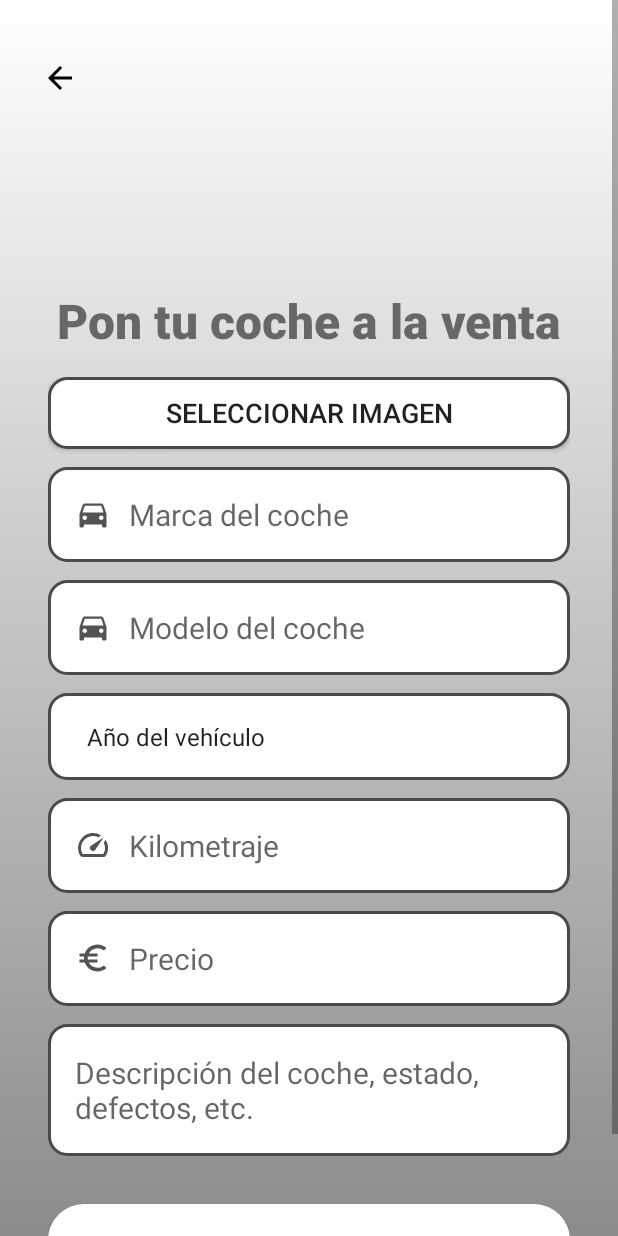
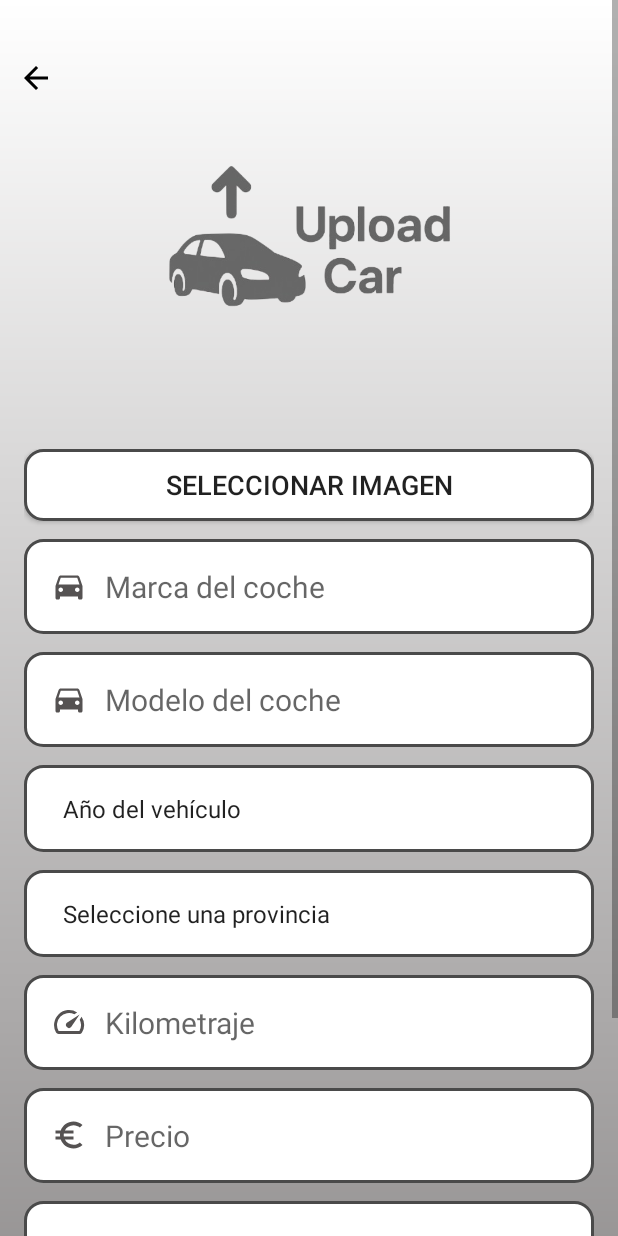
Before and after one commit to DomiHub/InstantCars, an Android app built with Jetpack Compose: the FormCocheActivity screen opened directly, with no data from a screen before it, on a phone screen of 412 x 824 dp. Run offline under Robolectric (Android 15) with nearby library versions, the phone set to English and light mode, and no system bars; our stand-ins replace Firebase (no records; nobody signed in at launch, a user with empty details on screens opened directly).

Commit message:
Mejoras generales, filtro completo y ubicación

```diff
--- a/app/src/main/java/com/domingo/instantcars/FormCocheActivity.kt
+++ b/app/src/main/java/com/domingo/instantcars/FormCocheActivity.kt
@@ -28,6 +28,7 @@ class FormCocheActivity : AppCompatActivity() {
     private lateinit var priceEditText: EditText
     private lateinit var descriptionEditText: EditText
     private lateinit var selectImageButton: Button
+    private lateinit var ubispinner: Spinner
     private lateinit var previewImageView: ImageView
     private lateinit var registerCarButton: Button
 
@@ -60,21 +61,43 @@ class FormCocheActivity : AppCompatActivity() {
         selectImageButton = findViewById(R.id.button_select_image)
         previewImageView = findViewById(R.id.preview_image)
         registerCarButton = findViewById(R.id.button_register_car)
+        ubispinner = findViewById(R.id.ubi_spinner)
 
         // Llenar el Spinner con los años en orden descendente
         val currentYear = java.util.Calendar.getInstance().get(java.util.Calendar.YEAR)
         val years = (2000..currentYear).map { it.toString() }.reversed() // Orden descendente
 
-        // Agregar un "placeholder" en la primera posición
+        // Agregar un "placeholder" en la primera posición para que salga en el Spinner
         val yearsWithPlaceholder = mutableListOf("Año del vehículo") + years
 
-        // Adaptador para el Spinner
+        // Adaptador para el Spinner de año
         val adapter = ArrayAdapter(this, android.R.layout.simple_spinner_item, yearsWithPlaceholder)
         adapter.setDropDownViewResource(android.R.layout.simple_spinner_dropdown_item)
         yearSpinner.adapter = adapter
 
         // Establecer el valor predeterminado en "Año del vehículo"
         yearSpinner.setSelection(0)
+
+        // Lista de provincias de España
+        val provincias = listOf(
+            "Seleccione una provincia", "A Coruña", "Álava", "Albacete", "Alicante", "Almería",
+            "Asturias", "Ávila", "Badajoz", "Barcelona", "Burgos", "Cáceres", "Cádiz", "Cantabria",
+            "Castellón", "Ceuta", "Ciudad Real", "Córdoba", "Cuenca", "Girona", "Granada",
+            "Guadalajara", "Guipúzcoa", "Huelva", "Huesca", "Islas Baleares", "Jaén", "La Rioja",
+            "Las Palmas", "León", "Lleida", "Lugo", "Madrid", "Málaga", "Melilla", "Murcia",
+            "Navarra", "Ourense", "Palencia", "Pontevedra", "Salamanca", "Santa Cruz de Tenerife",
+            "Segovia", "Sevilla", "Soria", "Tarragona", "Teruel", "Toledo", "Valencia",
+            "Valladolid", "Vizcaya", "Zamora", "Zaragoza"
+        )
+
+        // Adaptador para el Spinner de ubicación
+        val ubicacionAdapter = ArrayAdapter(this, android.R.layout.simple_spinner_item, provincias)
+        ubicacionAdapter.setDropDownViewResource(android.R.layout.simple_spinner_dropdown_item)
+        ubispinner.adapter = ubicacionAdapter
+
+        // Establecer el valor predeterminado en "Seleccione una provincia"
+        ubispinner.setSelection(0)
+
 
         // Evento para seleccionar imagen
         selectImageButton.setOnClickListener {
@@ -94,14 +117,14 @@ class FormCocheActivity : AppCompatActivity() {
     }
 
 
-      //Abre la galería para seleccionar una imagen.
+    //Abre la galería para seleccionar una imagen.
 
     private fun seleccionarImagenDesdeGaleria() {
         selectImageLauncher.launch("image/*")
     }
 
 
-     //Convierte un Bitmap a una cadena en formato Base64.
+    //Convierte un Bitmap a una cadena en formato Base64.
 
     private fun convertirImagenABase64(bitmap: Bitmap): String {
         val outputStream = ByteArrayOutputStream()
@@ -117,21 +140,19 @@ class FormCocheActivity : AppCompatActivity() {
         val marca = brandEditText.text.toString().trim()
         val modelo = modelEditText.text.toString().trim()
         val year = yearSpinner.selectedItem?.toString() ?: ""
-        if (year == "Año del vehículo") {
-            Toast.makeText(this, "Por favor, seleccione un año válido", Toast.LENGTH_SHORT).show()
-            return
-        }
         val kilometraje = mileageEditText.text.toString().trim()
         val precio = priceEditText.text.toString().trim()
         val descripcion = descriptionEditText.text.toString().trim()
+        val ubicacion = ubispinner.selectedItem?.toString() ?: ""
+
 
         // Validar que todos los campos estén llenos
-        if (marca.isEmpty() || modelo.isEmpty() || kilometraje.isEmpty() || precio.isEmpty() || descripcion.isEmpty() || selectedImageBitmap == null || year.isEmpty()) {
+        if (marca.isEmpty() || modelo.isEmpty() || kilometraje.isEmpty() || precio.isEmpty() || descripcion.isEmpty() || selectedImageBitmap == null || year == "Año del vehículo" || ubicacion == "Seleccione su provincia") {
             Toast.makeText(this, "Todos los campos son obligatorios", Toast.LENGTH_SHORT).show()
             return
         }
 
-        // Convertir imagen a Base64 (si se seleccionó una)
+        // Convertir imagen a Base64
         val imagenBase64 = selectedImageBitmap?.let { convertirImagenABase64(it) } ?: ""
 
         // Obtener el ID del usuario actual
@@ -156,7 +177,8 @@ class FormCocheActivity : AppCompatActivity() {
                         "precio" to precio,
                         "descripcion" to descripcion,
                         "imagen" to imagenBase64,
-                        "subidoPor" to username
+                        "subidoPor" to username,
+                        "ubicacion" to ubicacion
                     )
 
                     // Subir los datos a Firestore
--- a/app/src/main/java/com/domingo/instantcars/MainPageActivity.kt
+++ b/app/src/main/java/com/domingo/instantcars/MainPageActivity.kt
@@ -87,7 +87,8 @@ class MainPageActivity : AppCompatActivity() {
                         km = document.getString("kilometraje") ?: "",
                         imagen = document.getString("imagen") ?: "",
                         subidoPor = document.getString("subidoPor") ?: "",
-                        descripcion = document.getString("descripcion") ?: ""
+                        descripcion = document.getString("descripcion") ?: "",
+                        ubicacion = document.getString("ubicacion") ?: ""
                     )
                     listaCoches.add(coche)
                 }
@@ -101,7 +102,8 @@ class MainPageActivity : AppCompatActivity() {
     private fun filtrarCoches(query: String?) {
         val listaFiltrada = listaCoches.filter {
             it.marca.contains(query ?: "", ignoreCase = true) ||
-                    it.modelo.contains(query ?: "", ignoreCase = true)
+                    it.modelo.contains(query ?: "", ignoreCase = true) ||
+                    it.ubicacion.contains(query ?: "", ignoreCase = true)
         }
         cocheAdapter = CocheAdapter(listaFiltrada)
         recyclerView.adapter = cocheAdapter
--- a/app/src/main/java/com/domingo/instantcars/coche.kt
+++ b/app/src/main/java/com/domingo/instantcars/coche.kt
@@ -6,7 +6,8 @@ data class Coche(
     val anio: String = "",
     val precio: String = "",
     val km: String = "",
-    val imagen: String = "", // URL de la imagen en Firebase Storage
+    val imagen: String = "",
     val subidoPor: String = "", // UID del usuario que lo ha subido
-    val descripcion: String = ""
+    val descripcion: String = "",
+    val ubicacion: String = ""
 )
--- a/app/src/main/res/layout/formulario_coche.xml
+++ b/app/src/main/res/layout/formulario_coche.xml
@@ -12,7 +12,7 @@
         android:layout_width="match_parent"
         android:layout_height="wrap_content"
         android:background="@drawable/login_background"
-        android:padding="16dp">
+        android:paddingTop="16dp">
 
         <!-- Botón de regreso -->
         <ImageButton
@@ -31,27 +31,14 @@
         <!-- Imagen de encabezado -->
         <ImageView
             android:id="@+id/header_image"
-            android:layout_width="120dp"
-            android:layout_height="120dp"
+            android:layout_width="217dp"
+            android:layout_height="217dp"
             android:layout_marginTop="40dp"
             android:scaleType="fitCenter"
-            app:layout_constraintTop_toTopOf="parent"
+            android:src="@drawable/subir_coches"
+            app:layout_constraintEnd_toEndOf="parent"
             app:layout_constraintStart_toStartOf="parent"
-            app:layout_constraintEnd_toEndOf="parent" />
-
-        <!-- Título del formulario -->
-        <TextView
-            android:id="@+id/tv_welcome_title"
-            android:layout_width="wrap_content"
-            android:layout_height="wrap_content"
-            android:text="Pon tu coche a la venta"
-            android:layout_marginTop="16dp"
-            android:textSize="32sp"
-            android:textStyle="bold"
-            android:fontFamily="sans-serif-black"
-            app:layout_constraintTop_toBottomOf="@id/header_image"
-            app:layout_constraintStart_toStartOf="parent"
-            app:layout_constraintEnd_toEndOf="parent" />
+            app:layout_constraintTop_toTopOf="parent" />
 
         <!-- Contenedor de campos -->
         <LinearLayout
@@ -60,7 +47,8 @@
             android:layout_height="wrap_content"
             android:orientation="vertical"
             android:padding="16dp"
-            app:layout_constraintTop_toBottomOf="@id/tv_welcome_title"
+            android:layout_marginTop="10dp"
+            app:layout_constraintTop_toBottomOf="@id/header_image"
             app:layout_constraintStart_toStartOf="parent"
             app:layout_constraintEnd_toEndOf="parent">
 
@@ -114,7 +102,16 @@
                 android:layout_height="wrap_content"
                 android:layout_marginTop="12dp"
                 android:background="@drawable/edittext_rounded_border"
-                android:drawableStart="@drawable/baseline_calendar_month_24"
+                android:drawablePadding="12dp"
+                android:padding="18dp"
+                android:textSize="20sp"/>
+
+            <Spinner
+                android:id="@+id/ubi_spinner"
+                android:layout_width="match_parent"
+                android:layout_height="wrap_content"
+                android:layout_marginTop="12dp"
+                android:background="@drawable/edittext_rounded_border"
                 android:drawablePadding="12dp"
                 android:padding="18dp"
                 android:textSize="20sp"/>
```
Also changed, not shown: app/src/main/res/layout/login_page.xml (+3 -4 lines), app/src/main/res/layout/register_page.xml (+3 -4 lines), app/src/main/res/drawable/bienvenidaapp_sinfondo.png (added), app/src/main/res/drawable/subir_coches.png (added).
